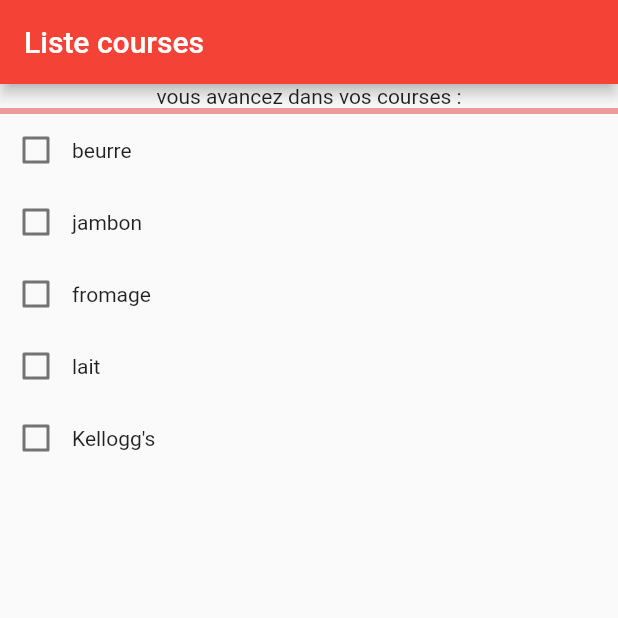
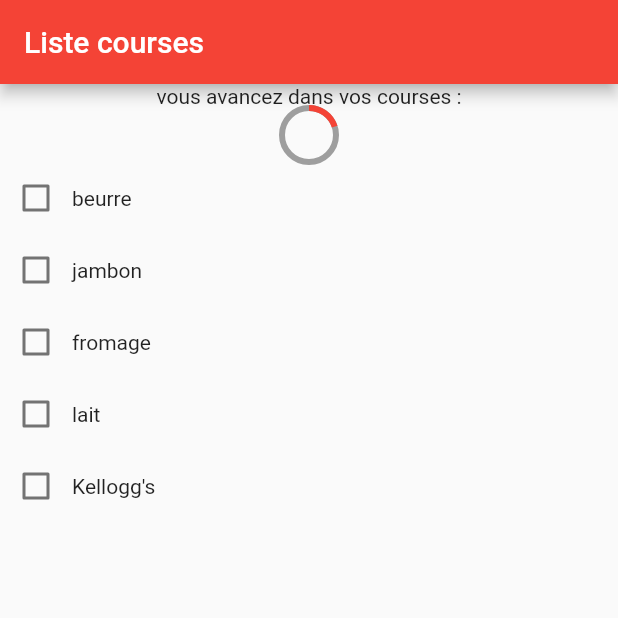
Before and after one commit to TomBastin/first-flutterapp, a Flutter app: the screen it shows after launch, on a phone screen of 412 x 824 dp, the top half of it. Run offline on Flutter 3.47's test engine with Material 2 defaults, Android fonts, the phone set to English and light mode, and no system bars.

Commit message:
avancée

```diff
--- a/lib/main.dart
+++ b/lib/main.dart
@@ -32,7 +32,7 @@ class Progess extends StatelessWidget{
   @override
   Widget build(BuildContext context){
     return Column(
-      children: [ Text('vous avancez dans vos courses :'), LinearProgressIndicator(value: 0.0),],
+      children: [ Text('vous avancez dans vos courses :'), CircularProgressIndicator(value: 0.2, backgroundColor: Colors.grey),],
     );
   }
 }
```
